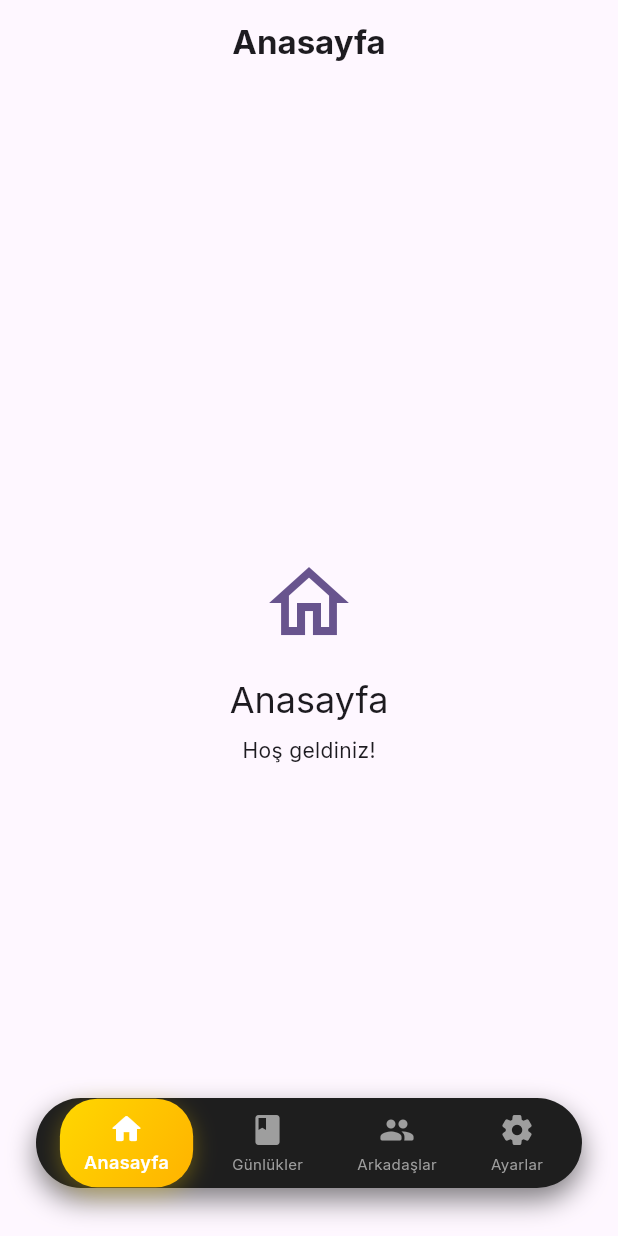
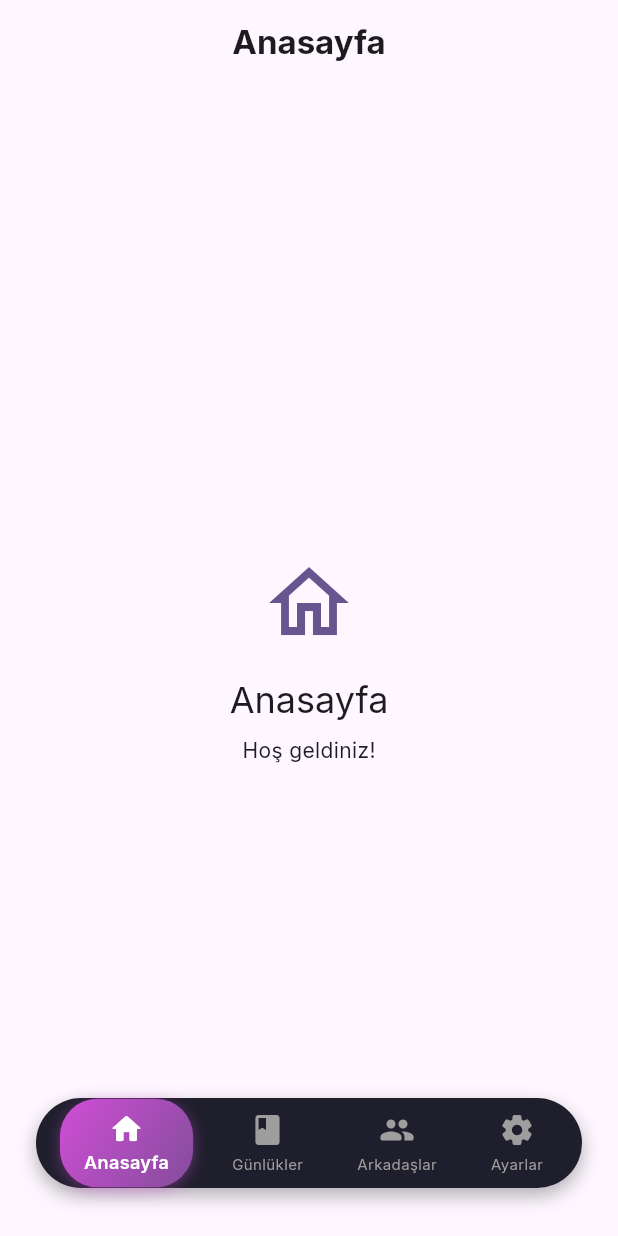
Before and after one commit to BGirginn/journal, a Flutter app: the screen it shows after launch, after a tap on "Misafir Olarak Devam Et", on a phone screen of 412 x 824 dp. Run offline on Flutter 3.47's test engine with Material 3 defaults, Android fonts, the phone set to English and light mode, and no system bars; our stand-ins replace audioplayers, cached_network_image, cloud_firestore, drift, firebase_auth, firebase_core and 10 more; missing offline and left inert: record; accounts and stored records are empty; generated files the repository leaves out were written again.

Commit message:
style: revert to original theme and refine login card UI

```diff
--- a/lib/core/theme/app_theme.dart
+++ b/lib/core/theme/app_theme.dart
@@ -8,8 +8,7 @@ enum AppColorTheme {
   red('Red', Colors.red),
   orange('Orange', Colors.orange),
   teal('Teal', Colors.teal),
-  pink('Pink', Colors.pink),
-  gold('Gold', Color(0xFFFFD700));
+  pink('Pink', Colors.pink);
 
   final String label;
   final Color color;
@@ -19,25 +18,10 @@ enum AppColorTheme {
 
 class AppTheme {
   static ThemeData getTheme(AppColorTheme colorTheme, Brightness brightness) {
-    var colorScheme = ColorScheme.fromSeed(
+    final colorScheme = ColorScheme.fromSeed(
       seedColor: colorTheme.color,
       brightness: brightness,
     );
-
-    // Deepen the dark mode for a more "luxurious black/grey" feel
-    if (brightness == Brightness.dark) {
-      colorScheme = colorScheme.copyWith(
-        surface: const Color(0xFF121212),
-        onSurface: Colors.white,
-        background: const Color(0xFF101010),
-        onBackground: Colors.white,
-        surfaceVariant: const Color(0xFF1E1E1E),
-        onSurfaceVariant: Colors.white70,
-        primary: colorTheme == AppColorTheme.gold
-            ? const Color(0xFFFFD700)
-            : colorScheme.primary,
-      );
-    }
 
     return ThemeData(
       useMaterial3: true,
--- a/lib/core/theme/theme_provider.dart
+++ b/lib/core/theme/theme_provider.dart
@@ -12,8 +12,8 @@ class ThemeSettings {
   final AppColorTheme colorTheme;
 
   const ThemeSettings({
-    this.mode = ThemeMode.dark,
-    this.colorTheme = AppColorTheme.gold,
+    this.mode = ThemeMode.system,
+    this.colorTheme = AppColorTheme.purple,
   });
 
   ThemeSettings copyWith({ThemeMode? mode, AppColorTheme? colorTheme}) {
--- a/lib/core/ui/custom_bottom_navigation.dart
+++ b/lib/core/ui/custom_bottom_navigation.dart
@@ -13,7 +13,7 @@ class CustomBottomNavigation extends StatelessWidget {
   @override
   Widget build(BuildContext context) {
     // Dark background color for the bar itself
-    final barBackgroundColor = const Color(0xFF1E1E1E);
+    final barBackgroundColor = const Color(0xFF1E1E2C);
 
     return Padding(
       padding: const EdgeInsets.fromLTRB(24, 0, 24, 32),
@@ -24,9 +24,9 @@ class CustomBottomNavigation extends StatelessWidget {
           borderRadius: BorderRadius.circular(35), // Fully rounded ends
           boxShadow: [
             BoxShadow(
-              color: Colors.black.withValues(alpha: 0.5),
-              blurRadius: 15,
-              offset: const Offset(0, 8),
+              color: Colors.black.withValues(alpha: 0.3),
+              blurRadius: 10,
+              offset: const Offset(0, 5),
             ),
           ],
         ),
@@ -71,8 +71,8 @@ class CustomBottomNavigation extends StatelessWidget {
             ? BoxDecoration(
                 gradient: const LinearGradient(
                   colors: [
-                    Color(0xFFFFD700), // Gold
-                    Color(0xFFFFB300), // Amber
+                    Color(0xFFD04ED6), // Pink-ish
+                    Color(0xFF834D9B), // Purple
                   ],
                   begin: Alignment.topLeft,
                   end: Alignment.bottomRight,
@@ -80,9 +80,9 @@ class CustomBottomNavigation extends StatelessWidget {
                 borderRadius: BorderRadius.circular(25),
                 boxShadow: [
                   BoxShadow(
-                    color: const Color(0xFFFFD700).withValues(alpha: 0.3),
-                    blurRadius: 12,
-                    offset: const Offset(0, 4),
+                    color: const Color(0xFFD04ED6).withValues(alpha: 0.4),
+                    blurRadius: 8,
+                    offset: const Offset(0, 2),
                   ),
                 ],
               )
--- a/lib/features/auth/login_screen.dart
+++ b/lib/features/auth/login_screen.dart
@@ -120,13 +120,13 @@ class _LoginScreenState extends ConsumerState<LoginScreen> {
                   Container(
                     padding: const EdgeInsets.all(32),
                     decoration: BoxDecoration(
-                      color: Colors.white.withOpacity(0.1),
+                      color: Colors.black.withOpacity(0.3),
                       borderRadius: BorderRadius.circular(24),
-                      border: Border.all(color: Colors.white.withOpacity(0.2)),
+                      border: Border.all(color: Colors.white.withOpacity(0.1)),
                       boxShadow: [
                         BoxShadow(
-                          color: Colors.black.withOpacity(0.1),
-                          blurRadius: 20,
+                          color: Colors.black.withOpacity(0.2),
+                          blurRadius: 30,
                           spreadRadius: 5,
                         ),
                       ],
```
